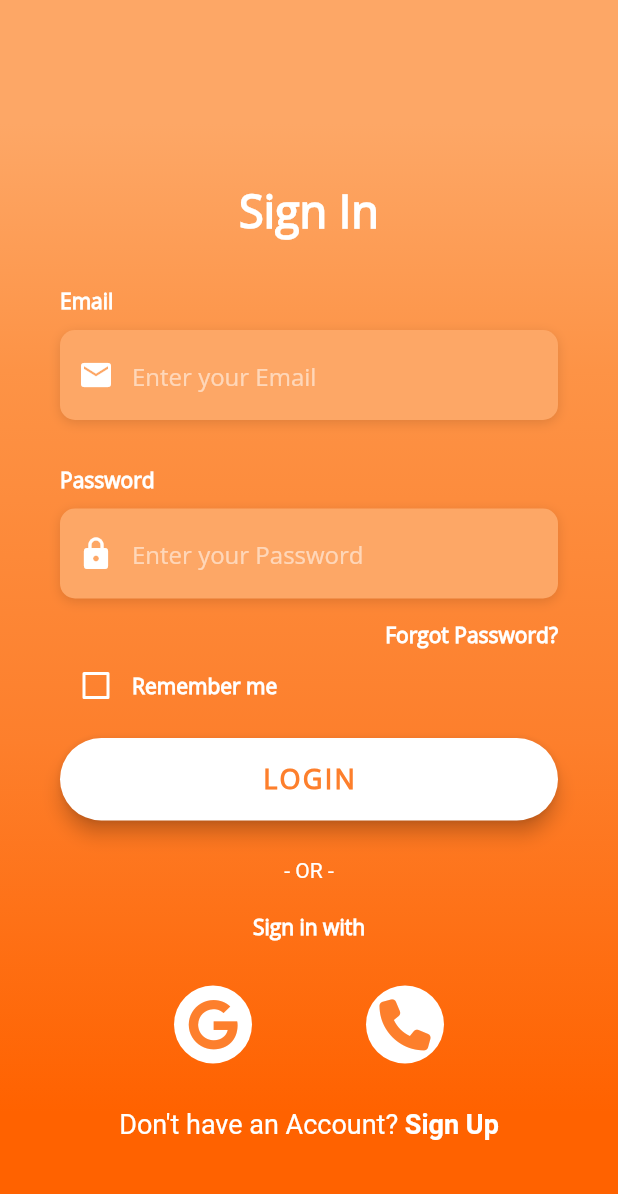
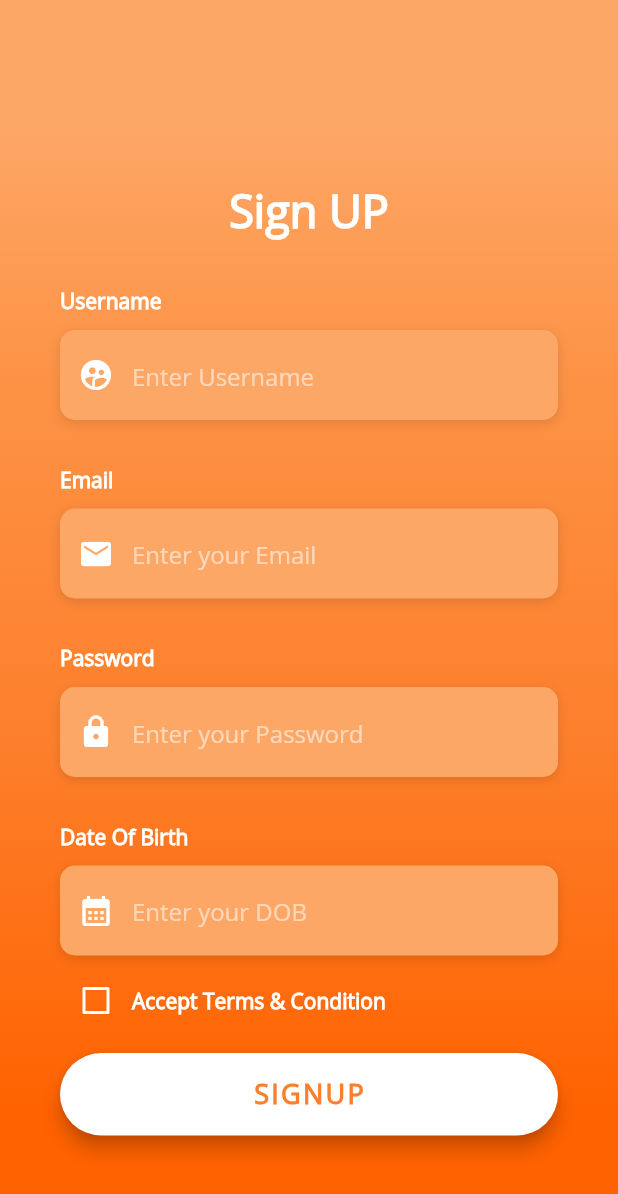
Before and after one commit to DipHire/menuapp, a Flutter app: the screen it shows after launch, on a phone screen of 412 x 824 dp. Shown: the top 1194 px of the screen. Run offline on Flutter 3.47's test engine with Material 2 defaults, Android fonts, the phone set to English and light mode, and no system bars; our stand-ins replace cloud_firestore, firebase_core, font_awesome_flutter, google_fonts; accounts and stored records are empty.

Commit message:
Added Signupp page

```diff
--- a/lib/main.dart
+++ b/lib/main.dart
@@ -2,6 +2,7 @@ import 'package:firebase_core/firebase_core.dart';
 import 'package:flutter/material.dart';
 import 'package:menuapp/pages/homepage.dart';
 import 'package:menuapp/pages/loginpage.dart';
+import 'package:menuapp/pages/signup_page.dart';
 
 Future<void> main() async {
   WidgetsFlutterBinding.ensureInitialized();
@@ -16,7 +17,7 @@ class MyApp extends StatelessWidget {
   Widget build(BuildContext context) {
     return MaterialApp(
       debugShowCheckedModeBanner: false,
-      home: const LoginPage(),
+      home: const SignUp(),
       routes: {
         "/homepage": (context) => const HomePage(),
       },
--- /dev/null
+++ b/lib/pages/signup_page.dart
@@ -0,0 +1,278 @@
+import 'package:flutter/material.dart';
+import 'package:menuapp/constants.dart';
+
+class SignUp extends StatefulWidget {
+  const SignUp({Key? key}) : super(key: key);
+
+  @override
+  State<SignUp> createState() => _SignUpState();
+}
+
+class _SignUpState extends State<SignUp> {
+  bool _terms = false;
+  Widget _buildEmailTF() {
+    return Column(
+      crossAxisAlignment: CrossAxisAlignment.start,
+      children: <Widget>[
+        const Text(
+          'Email',
+          style: kLabelStyle,
+        ),
+        const SizedBox(height: 10.0),
+        Container(
+          alignment: Alignment.centerLeft,
+          decoration: kBoxDecorationStyle,
+          height: 60.0,
+          child: const TextField(
+            keyboardType: TextInputType.emailAddress,
+            style: TextStyle(
+              color: Colors.white,
+              fontFamily: 'OpenSans',
+            ),
+            decoration: InputDecoration(
+              border: InputBorder.none,
+              contentPadding: EdgeInsets.only(top: 14.0),
+              prefixIcon: Icon(
+                Icons.email,
+                color: Colors.white,
+              ),
+              hintText: 'Enter your Email',
+              hintStyle: kHintTextStyle,
+            ),
+          ),
+        ),
+      ],
+    );
+  }
+
+  Widget _buildPasswordTF() {
+    return Column(
+      crossAxisAlignment: CrossAxisAlignment.start,
+      children: <Widget>[
+        const Text(
+          'Password',
+          style: kLabelStyle,
+        ),
+        const SizedBox(height: 10.0),
+        Container(
+          alignment: Alignment.centerLeft,
+          decoration: kBoxDecorationStyle,
+          height: 60.0,
+          child: const TextField(
+            obscureText: true,
+            style: TextStyle(
+              color: Colors.white,
+              fontFamily: 'OpenSans',
+            ),
+            decoration: InputDecoration(
+              border: InputBorder.none,
+              contentPadding: EdgeInsets.only(top: 14.0),
+              prefixIcon: Icon(
+                Icons.lock,
+                color: Colors.white,
+              ),
+              hintText: 'Enter your Password',
+              hintStyle: kHintTextStyle,
+            ),
+          ),
+        ),
+      ],
+    );
+  }
+
+  Widget _buildDOBTF() {
+    return Column(
+      crossAxisAlignment: CrossAxisAlignment.start,
+      children: <Widget>[
+        const Text(
+          'Date Of Birth',
+          style: kLabelStyle,
+        ),
+        const SizedBox(height: 10.0),
+        Container(
+          alignment: Alignment.centerLeft,
+          decoration: kBoxDecorationStyle,
+          height: 60.0,
+          child: const TextField(
+            keyboardType: TextInputType.datetime,
+            style: TextStyle(
+              color: Colors.white,
+              fontFamily: 'OpenSans',
+            ),
+            decoration: InputDecoration(
+              border: InputBorder.none,
+              contentPadding: EdgeInsets.only(top: 14.0),
+              prefixIcon: Icon(
+                Icons.calendar_month,
+                color: Colors.white,
+              ),
+              hintText: 'Enter your DOB',
+              hintStyle: kHintTextStyle,
+            ),
+          ),
+        ),
+      ],
+    );
+  }
+
+  Widget _builduidTF() {
+    return Column(
+      crossAxisAlignment: CrossAxisAlignment.start,
+      children: <Widget>[
+        const Text(
+          'Username',
+          style: kLabelStyle,
+        ),
+        const SizedBox(height: 10.0),
+        Container(
+          alignment: Alignment.centerLeft,
+          decoration: kBoxDecorationStyle,
+          height: 60.0,
+          child: const TextField(
+            keyboardType: TextInputType.name,
+            style: TextStyle(
+              color: Colors.white,
+              fontFamily: 'OpenSans',
+            ),
+            decoration: InputDecoration(
+              border: InputBorder.none,
+              contentPadding: EdgeInsets.only(top: 14.0),
+              prefixIcon: Icon(
+                Icons.supervised_user_circle,
+                color: Colors.white,
+              ),
+              hintText: 'Enter Username',
+              hintStyle: kHintTextStyle,
+            ),
+          ),
+        ),
+      ],
+    );
+  }
+
+  Widget _buildSignupBtn() {
+    return Container(
+      padding: const EdgeInsets.symmetric(vertical: 25.0),
+      width: double.infinity,
+      child: RaisedButton(
+        elevation: 5.0,
+        onPressed: () {
+          Navigator.pushNamed(context, "/homepage");
+        },
+        padding: const EdgeInsets.all(15.0),
+        shape: RoundedRectangleBorder(
+          borderRadius: BorderRadius.circular(30.0),
+        ),
+        color: Colors.white,
+        child: const Text(
+          'SIGNUP',
+          style: TextStyle(
+            color: Color(0xFFFD7F2C),
+            letterSpacing: 1.5,
+            fontSize: 18.0,
+            fontWeight: FontWeight.bold,
+            fontFamily: 'OpenSans',
+          ),
+        ),
+      ),
+    );
+  }
+
+  Widget _buildtermsCheckbox() {
+    return SizedBox(
+      height: 20.0,
+      child: Row(
+        children: <Widget>[
+          Theme(
+            data: ThemeData(unselectedWidgetColor: Colors.white),
+            child: Checkbox(
+              value: _terms,
+              checkColor: const Color(0xFFFD7F2C),
+              activeColor: Colors.white,
+              onChanged: (value) {
+                setState(() {
+                  _terms = value!;
+                  //call function here
+                });
+              },
+            ),
+          ),
+          const Text(
+            'Accept Terms & Condition',
+            style: kLabelStyle,
+          ),
+        ],
+      ),
+    );
+  }
+
+  @override
+  Widget build(BuildContext context) {
+    return Scaffold(
+      body: Stack(
+        children: [
+          Container(
+            height: double.infinity,
+            width: double.infinity,
+            decoration: const BoxDecoration(
+                gradient: LinearGradient(
+              begin: Alignment.bottomCenter,
+              end: Alignment.topCenter,
+              colors: [
+                Color(0xFFFF6200),
+                Color(0xFFFD7F2C),
+                Color(0xFFFD9346),
+                Color(0xFFFDA766),
+                // Color(0xFFFDB777),
+              ],
+              stops: [0.1, 0.4, 0.7, 0.9],
+            )),
+          ),
+          SizedBox(
+            height: double.infinity,
+            child: SingleChildScrollView(
+              physics: const AlwaysScrollableScrollPhysics(),
+              padding: const EdgeInsets.symmetric(
+                horizontal: 40.0,
+                vertical: 120.0,
+              ),
+              child: Column(
+                mainAxisAlignment: MainAxisAlignment.center,
+                children: <Widget>[
+                  const Text(
+                    'Sign UP',
+                    style: TextStyle(
+                      color: Colors.white,
+                      fontFamily: 'OpenSans',
+                      fontSize: 30.0,
+                      fontWeight: FontWeight.bold,
+                    ),
+                  ),
+                  const SizedBox(height: 30.0),
+                  _builduidTF(),
+                  const SizedBox(
+                    height: 30.0,
+                  ),
+                  _buildEmailTF(),
+                  const SizedBox(
+                    height: 30.0,
+                  ),
+                  _buildPasswordTF(),
+                  const SizedBox(
+                    height: 30.0,
+                  ),
+                  _buildDOBTF(),
+                  const SizedBox(
+                    height: 20.0,
+                  ),
+                  _buildtermsCheckbox(),
+                  _buildSignupBtn(),
+                ],
+              ),
+            ),
+          )
+        ],
+      ),
+    );
+  }
+}
```
